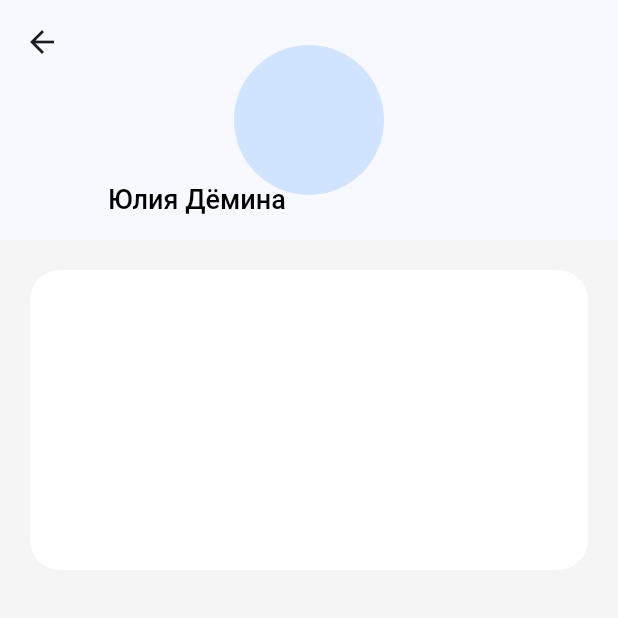
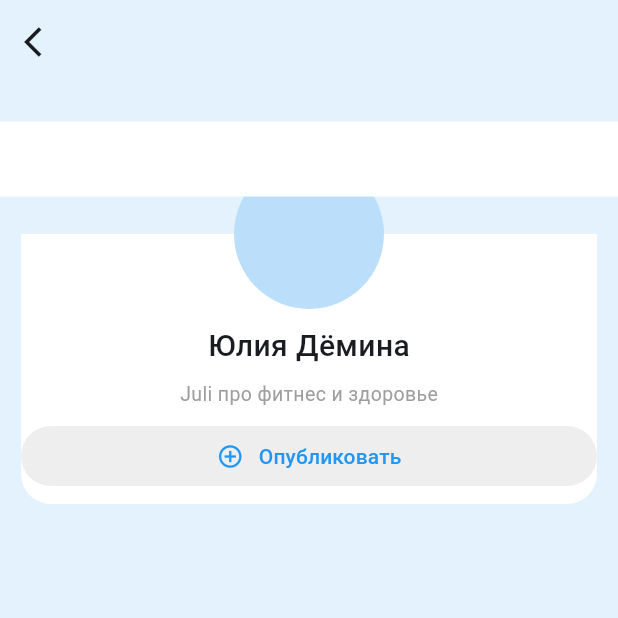
Before and after one commit to Juliiiis/VkTest, a Flutter app: the ProfileWidget screen opened by its route, on a phone screen of 412 x 824 dp, the top half of it. Run offline on Flutter 3.47's test engine with Material 3 defaults, Android fonts, the light colour scheme and no system bars.

Commit message:
Продолжаем работу над ProfileWidget

```diff
--- a/lib/ui_kit/images.dart
+++ b/lib/ui_kit/images.dart
@@ -3,4 +3,5 @@ import 'package:flutter/widgets.dart';
 
 abstract class Images{
   static const cat = AssetImage('assets/images/cat.jpg');
+  static const avatar = AssetImage('assets/images/avatar.jpg');
 }
--- /dev/null
+++ b/lib/widgets/main_screen/add_menu_items.dart
@@ -0,0 +1,24 @@
+import 'package:flutter/material.dart';
+
+class MenuItems{
+  static const String history = 'История';
+  static const String writing = 'Запись';
+  static const String photo = 'Фото';
+  static const String clip = 'Клип';
+  static const String broadcast = 'Трансляция';
+
+  static const List<String> choice = <String>[
+    history,
+    writing,
+    photo,
+    clip,
+    broadcast,
+  ];
+  static const Map<String, IconData> choiceIcons = <String, IconData>{
+    history: Icons.photo_filter,
+    writing: Icons.create,
+    photo: Icons.crop_original,
+    clip: Icons.whatshot,
+    broadcast: Icons.radio_button_checked,
+  };
+}
--- a/lib/widgets/main_screen/main_screen_widget.dart
+++ b/lib/widgets/main_screen/main_screen_widget.dart
@@ -1,6 +1,7 @@
 import 'package:flutter/material.dart';
 import 'package:vk/data/news.dart';
 import 'package:vk/ui_kit/images.dart';
+import 'package:vk/widgets/main_screen/add_menu_items.dart';
 import 'package:vk/widgets/news_item/news_item_widget.dart';
 
 class MainScreenWidget extends StatefulWidget {
@@ -88,11 +89,17 @@ class _MainScreenWidgetState extends State<MainScreenWidget> {
     Navigator.of(context).pushNamed('/profile');
   }
 
+  String item1 = 'История';
+  String item2 = 'Запись';
+  String item3 = 'Фото';
+  String item4 = 'Клип';
+  String item5 = 'Трансляция';
+
   @override
   Widget build(BuildContext context) {
     return Scaffold(
       body: ColoredBox(
-        color: Colors.grey.shade100,
+        color: Colors.blue.shade50,
         child: SizedBox(
           width: MediaQuery.of(context).size.width,
           height: MediaQuery.of(context).size.height,
@@ -118,10 +125,20 @@ class _MainScreenWidgetState extends State<MainScreenWidget> {
                   color: Colors.white,
                 ),
                 actions:  <Widget>[
-                  IconButton(
-                    color: Colors.blue,
-                      onPressed: () {},
-                      icon: const Icon(Icons.add_circle_outline),
+                  PopupMenuButton<String>(
+                    icon: const Icon(Icons.add_circle_outline,
+                      color: Colors.blue,
+                    ),
+                    itemBuilder: (BuildContext context){
+                      return MenuItems.choice.map((String choice) {
+                        return PopupMenuItem<String>(
+                          value: choice,
+                            child: ListTile(
+                              title: Icon(MenuItems.choiceIcons[choice]),
+                              leading: Text(choice),
+                        ));
+                      }).toList();
+                    },
                   ),
                   IconButton(
                     color: Colors.blue,
--- a/lib/widgets/profile/profile_widget.dart
+++ b/lib/widgets/profile/profile_widget.dart
@@ -1,94 +1,156 @@
+import 'package:flutter/material.dart';
+import 'package:vk/widgets/profile/widgets/publication_button.dart';
 
-import 'package:flutter/material.dart';
+const double coverHeight = 100;
+const double profileHeight = 50;
 
 class ProfileWidget extends StatefulWidget {
-  const ProfileWidget({super.key});
+   const ProfileWidget({super.key});
 
   @override
   State<ProfileWidget> createState() => _ProfileState();
 }
 
 class _ProfileState extends State<ProfileWidget> {
+
   @override
   Widget build(BuildContext context) {
     return Scaffold(
-      backgroundColor: Colors.grey.shade100,
-      body: CustomScrollView(
-        slivers: <Widget>[
-          const SliverAppBar(
-            pinned: true,
-            floating: true,
-            expandedHeight: 160.0,
-            flexibleSpace: FlexibleSpaceBar(
-              background: Column(
-                mainAxisAlignment: MainAxisAlignment.center,
-                children: [
-                  CircleAvatar(
-                    maxRadius: 50,
-                    minRadius: 30,
-                  ),
-                ],
-              ),
-              title:  Text(
-                'Юлия Дёмина',
-                style: TextStyle(
-                  fontSize: 12,
-                  fontWeight: FontWeight.w500,
-                  color: Colors.black,
-                ),
-              ),
-            ),
-          ),
-          SliverToBoxAdapter(
-            child: Padding(
-              padding: const EdgeInsets.all(20.0),
-              child: ClipRRect(
-                borderRadius: BorderRadius.circular(20),
-                child: Container(
-                  height: 200,
-                  color: Colors.white,
-                ),
-              ),
-            ),
-          ),
-          SliverToBoxAdapter(
-            child: Padding(
-              padding: const EdgeInsets.all(20.0),
-              child: ClipRRect(
-                borderRadius: BorderRadius.circular(20),
-                child: Container(
-                  height: 200,
-                  color: Colors.white,
-                ),
-              ),
-            ),
-          ),
-          SliverToBoxAdapter(
-            child: Padding(
-              padding: const EdgeInsets.all(20.0),
-              child: ClipRRect(
-                borderRadius: BorderRadius.circular(20),
-                child: Container(
-                  height: 200,
-                  color: Colors.white,
-                ),
-              ),
-            ),
-          ),
-          SliverToBoxAdapter(
-            child: Padding(
-              padding: const EdgeInsets.all(20.0),
-              child: ClipRRect(
-                borderRadius: BorderRadius.circular(20),
-                child: Container(
-                  height: 200,
-                  color: Colors.white,
-                ),
-              ),
-            ),
-          ),
+      backgroundColor: Colors.blue[50],
+      appBar: AppBar(
+        leading: const Icon(Icons.arrow_back_ios),
+        backgroundColor: Colors.blue[50],
+      ),
+      body: ListView(
+        padding: EdgeInsets.zero,
+        children: const <Widget>[
+          ProfileInfo(),
         ],
       ),
     );
   }
 }
+
+class CoverImageWidget extends StatelessWidget {
+  const CoverImageWidget({super.key});
+
+  @override
+  Widget build(BuildContext context) {
+    return Container(
+      color: Colors.blue[50],
+      width: double.infinity,
+      height: coverHeight,
+    );
+  }
+}
+
+
+class AvatarWidget extends StatelessWidget {
+  const AvatarWidget({super.key});
+
+  @override
+  Widget build(BuildContext context) {
+    return CircleAvatar(
+      radius: profileHeight,
+      backgroundColor: Colors.blue[100],
+    );
+  }
+}
+
+
+class ProfileInfo extends StatefulWidget {
+  const ProfileInfo({super.key});
+
+  @override
+  State<ProfileInfo> createState() => _ProfileInfoState();
+}
+
+class _ProfileInfoState extends State<ProfileInfo> {
+  final double top = coverHeight - profileHeight;
+  final double bottom = profileHeight;
+
+  @override
+  Widget build(BuildContext context) {
+    return Stack(
+      clipBehavior: Clip.none,
+      alignment: Alignment.center,
+      children: [
+        const CoverImageWidget(),
+        Positioned(
+          top: top + 50,
+          child: const NameContainerWidget(),
+        ),
+        Positioned(
+          top: top,
+          child: const AvatarWidget(),
+        ),
+        FriendsWidget(),
+      ],
+    );
+  }
+}
+
+
+class NameContainerWidget extends StatefulWidget {
+  const NameContainerWidget({super.key});
+
+  @override
+  State<NameContainerWidget> createState() => _NameContainerWidgetState();
+}
+
+class _NameContainerWidgetState extends State<NameContainerWidget> {
+  @override
+  Widget build(BuildContext context) {
+    return Container(
+      height: 180,
+      width: 384,
+      decoration: const BoxDecoration(
+          color: Colors.white,
+          borderRadius: BorderRadius.only(
+            bottomLeft: Radius.circular(20),
+            bottomRight: Radius.circular(20),
+          )
+      ),
+      child: const Column(
+        children: [
+          SizedBox(height: 60),
+          Text(
+            'Юлия Дёмина',
+            style: TextStyle(
+              fontWeight: FontWeight.w500,
+              fontSize: 20,
+            ),
+          ),
+          SizedBox(height: 8),
+          Text(
+            'Juli про фитнес и здоровье',
+            style: TextStyle(
+              fontSize: 13,
+              color: Colors.grey,
+            ),
+          ),
+          SizedBox(height: 8),
+          PublicationButton(),
+        ],
+      ),
+    );
+  }
+}
+
+
+class FriendsWidget extends StatefulWidget {
+  const FriendsWidget({super.key});
+
+  @override
+  State<FriendsWidget> createState() => _FriendsWidgetState();
+}
+
+class _FriendsWidgetState extends State<FriendsWidget> {
+  @override
+  Widget build(BuildContext context) {
+    return Container(
+      height: 50,
+      color: Colors.white,
+    );
+  }
+}
--- /dev/null
+++ b/lib/widgets/profile/widgets/publication_button.dart
@@ -0,0 +1,69 @@
+import 'package:flutter/material.dart';
+
+class PublicationButton extends StatefulWidget {
+  const PublicationButton({super.key});
+
+  @override
+  State<PublicationButton> createState() => _PublicationButtonState();
+}
+
+class _PublicationButtonState extends State<PublicationButton> {
+  @override
+  Widget build(BuildContext context) {
+    return TextButton(
+      onPressed: () {
+        _showButtonSheet(context);
+      },
+      style: TextButton.styleFrom(
+        backgroundColor: Colors.grey[200],
+      ),
+      child: Row(
+        mainAxisAlignment: MainAxisAlignment.center,
+        children: [
+          Icon(Icons.add_circle_outline,
+            color: Colors.blue.shade500,
+          ),
+          const SizedBox(width: 10),
+          Text('Опубликовать',
+            style: TextStyle(
+              color: Colors.blue.shade500,
+            ),
+          ),
+        ],
+      ),
+    );
+  }
+
+  void _showButtonSheet(BuildContext context) {
+    showModalBottomSheet(
+        context: context,
+        builder: (BuildContext context){
+          return const Column(
+            children: [
+              ListTile(
+                leading: Icon(Icons.photo_filter),
+                title: Text('История'),
+              ),
+              ListTile(
+                leading: Icon(Icons.create),
+                title: Text('Запись'),
+              ),
+              ListTile(
+                leading: Icon(Icons.crop_original),
+                title: Text('Фото'),
+              ),
+              ListTile(
+                leading: Icon(Icons.whatshot),
+                title: Text('Клип'),
+              ),
+              ListTile(
+                leading: Icon(Icons.radio_button_checked),
+                title: Text('Трансляция'),
+              ),
+
+            ],
+          );
+        }
+    );
+  }
+}
--- a/pubspec.yaml
+++ b/pubspec.yaml
@@ -13,6 +13,7 @@ dependencies:
 
 
   cupertino_icons: ^1.0.6
+  popover: ^0.2.8+2
 
 dev_dependencies:
   flutter_test:
```
Also changed, not shown: assets/images/avatar.jpg (added), pubspec.lock.
